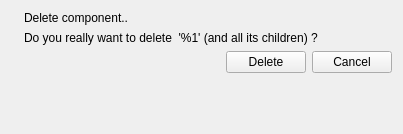
This is client/uiforms/component_delete.ui in Wolframe/configurator as Qt 5 draws it before an edit. The edited form follows.
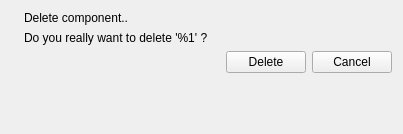
This is the edited form. Icons and pictures are not drawn.

What changed in the file:
```diff
--- a/client/uiforms/component_delete.ui
+++ b/client/uiforms/component_delete.ui
@@ -30,7 +30,7 @@
    <item row="3" column="1">
     <widget class="QLabel" name="label_2">
      <property name="text">
-      <string>Do you really want to delete  '%1' (and all its children) ?</string>
+      <string>Do you really want to delete '%1' ?</string>
      </property>
      <property name="action" stdset="0">
       <string>ComponentRequest component {id={main.id}}</string>
```
Left out of the diff: 2 changed lines with no effect on the pictures.
